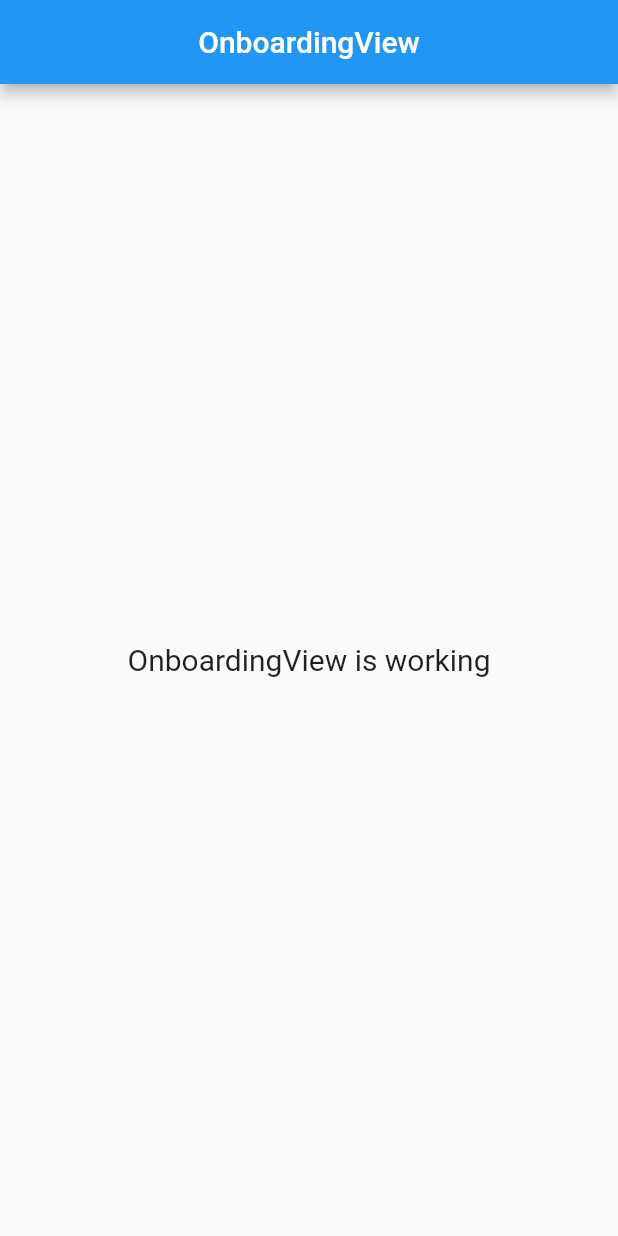
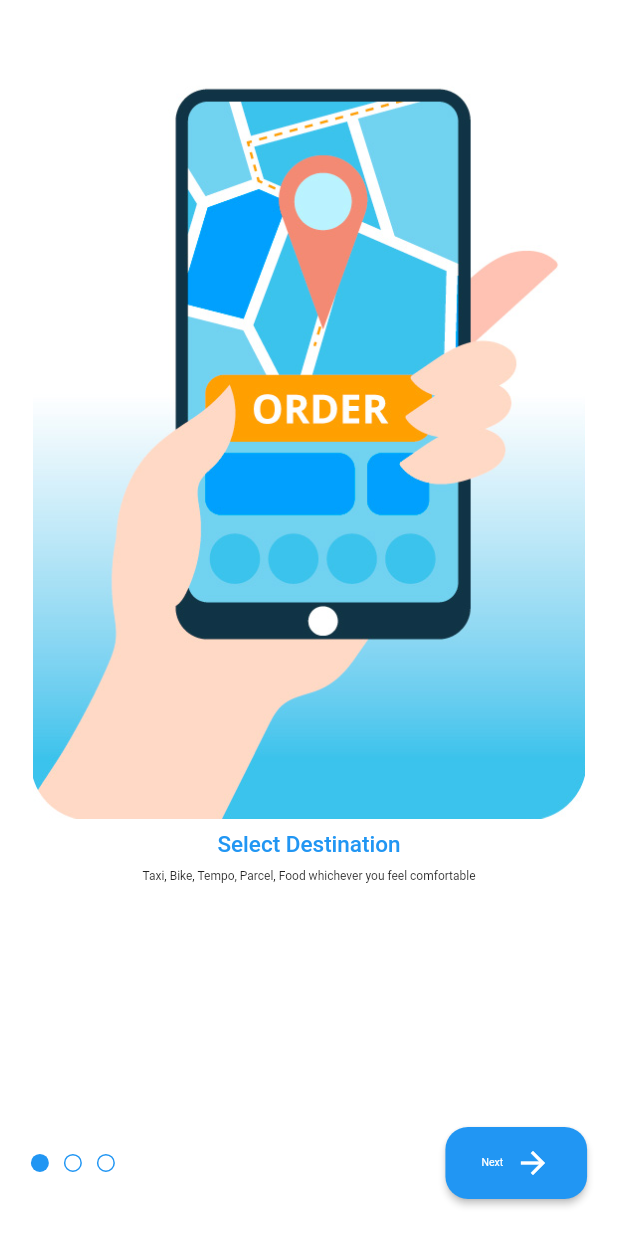
Before and after one commit to rhythmbhandari/fyp, a Flutter app: the screen it shows after launch, on a phone screen of 412 x 824 dp. Run offline on Flutter 3.47's test engine with Material 2 defaults, Android fonts, the light colour scheme and no system bars; our stand-ins replace get, google_maps_flutter, lottie, shared_preferences; project files that could hold a hidden picture were left out.

Commit message:
Onboarding screen UI complete.

```diff
--- a/lib/app/modules/onboarding/controllers/onboarding_controller.dart
+++ b/lib/app/modules/onboarding/controllers/onboarding_controller.dart
@@ -1,12 +1,36 @@
+import 'package:flutter/animation.dart';
 import 'package:get/get.dart';
+import 'package:quicki/app/data/repositories/user_repository.dart';
+import 'package:shared_preferences/shared_preferences.dart';
+
 
 class OnboardingController extends GetxController {
-  //TODO: Implement OnboardingController
 
-  final count = 0.obs;
+  final _currentIndex = 0.obs;
+
+  incrementCurrentIndex() => _currentIndex.value++;
+  onPageChange(int index) => _currentIndex.value = index;
+  SharedPreferences _sharedPreferences;
+  UserRepository _userRepository;
+
+  int get currentIndex => _currentIndex.value;
+
+  callNextPage(pageController) {
+    incrementCurrentIndex();
+    pageController.animateToPage(currentIndex,
+        duration: const Duration(milliseconds: 800), curve: Curves.ease);
+  }
+
   @override
   void onInit() {
     super.onInit();
+    initializeData();
+  }
+
+  initializeData() async{
+    _sharedPreferences = await SharedPreferences.getInstance();
+    _userRepository = UserRepository(prefs: _sharedPreferences);
+    _userRepository.appLaunched();
   }
 
   @override
@@ -16,5 +40,4 @@ class OnboardingController extends GetxController {
 
   @override
   void onClose() {}
-  void increment() => count.value++;
 }
--- /dev/null
+++ b/lib/app/modules/onboarding/views/onboarding_content.dart
@@ -0,0 +1,49 @@
+import 'package:flutter/material.dart';
+import 'package:quicki/app/utils/responsive_size.dart';
+
+class OnBoardingContent extends StatelessWidget {
+  final String heading;
+  final String content;
+  final String imageUrl;
+
+  OnBoardingContent(
+      {Key key, @required this.heading,
+        @required this.content,
+        @required this.imageUrl}): super(key: key);
+
+  @override
+  Widget build(BuildContext context) {
+    return SingleChildScrollView(
+      physics: const NeverScrollableScrollPhysics(),
+      child: Container(
+        padding: const EdgeInsets.all(22),
+        child: Column(
+          mainAxisAlignment: MainAxisAlignment.spaceAround,
+          children: [
+            Image.asset(
+              imageUrl,
+              fit: BoxFit.cover,
+            ),
+            SizedBox(height: getResponsiveFont(16)),
+            Text(
+              heading,
+              textAlign: TextAlign.center,
+              style: Theme.of(context).textTheme.headline6.copyWith(
+                color: Theme.of(context).primaryColor,
+                fontSize: getResponsiveFont(30),
+              ),
+            ),
+            SizedBox(height: getResponsiveFont(16)),
+            Padding(
+              padding: const EdgeInsets.symmetric(horizontal: 16),
+              child: Text(content,
+                  textAlign: TextAlign.center,
+                  style:
+                  Theme.of(context).textTheme.bodyText2.copyWith(fontSize: getResponsiveFont(16))),
+            ),
+          ],
+        ),
+      ),
+    );
+  }
+}
--- a/lib/app/modules/onboarding/views/onboarding_view.dart
+++ b/lib/app/modules/onboarding/views/onboarding_view.dart
@@ -1,23 +1,70 @@
 import 'package:flutter/material.dart';
 
 import 'package:get/get.dart';
+import 'package:quicki/app/routes/app_pages.dart';
+import 'package:quicki/app/widgets/three_dot_indicator.dart';
 
 import '../controllers/onboarding_controller.dart';
+import 'page_content_view.dart';
+import 'proceed_button.dart';
 
 class OnboardingView extends GetView<OnboardingController> {
+
+  OnboardingView({Key key}) : super(key: key);
+
+  final PageController _pageController = PageController();
+
   @override
   Widget build(BuildContext context) {
     return Scaffold(
-      appBar: AppBar(
-        title: Text('OnboardingView'),
-        centerTitle: true,
-      ),
-      body: Center(
-        child: Text(
-          'OnboardingView is working',
-          style: TextStyle(fontSize: 20),
+      backgroundColor: Colors.white,
+      body: SafeArea(
+        child: Column(
+          children: [
+            Expanded(
+              child: PageContentView(
+                pageController: _pageController,
+                onPageChanged: controller.onPageChange,
+              ),
+            ),
+            Padding(
+              padding: EdgeInsets.symmetric(
+                  horizontal: Get.width * 0.05, vertical: Get.height * 0.03),
+              child: Row(
+                mainAxisAlignment: MainAxisAlignment.spaceBetween,
+                crossAxisAlignment: CrossAxisAlignment.center,
+                children: [
+                  Row(
+                    children: <Widget>[
+                      dotsIndicator(0),
+                      const SizedBox(width: 10),
+                      dotsIndicator(1),
+                      const SizedBox(width: 10),
+                      dotsIndicator(2),
+                    ],
+                  ),
+                  ProceedButton(
+                    onPressed: () {
+                      controller.currentIndex < 2
+                          ? controller.callNextPage(_pageController)
+                          : Get.offNamed(Routes.AUTH);
+                    },
+                  ),
+                ],
+              ),
+            ),
+          ],
         ),
       ),
     );
   }
+
+  Obx dotsIndicator(positionIndex) {
+    return Obx(() {
+      return ThreeDotIndicator(
+        positionIndex: positionIndex,
+        currentIndex: controller.currentIndex,
+      );
+    });
+  }
 }
--- /dev/null
+++ b/lib/app/modules/onboarding/views/page_content_view.dart
@@ -0,0 +1,35 @@
+import 'package:flutter/material.dart';
+
+import './onboarding_content.dart';
+
+class PageContentView extends StatelessWidget {
+  final Function onPageChanged;
+  final PageController pageController;
+
+  const PageContentView({Key key, this.onPageChanged, this.pageController}): super(key: key);
+
+  @override
+  Widget build(BuildContext context) {
+    return PageView(
+      onPageChanged: onPageChanged,
+      controller: pageController,
+      children: <Widget>[
+        OnBoardingContent(
+          heading: 'Select Destination',
+          content: 'Taxi, Bike, Tempo, Parcel, Food whichever you feel comfortable',
+          imageUrl: 'assets/images/onboard2.png',
+        ),
+        OnBoardingContent(
+          heading: 'Fast Response',
+          content: 'How far is my rider? Estimated rider time and distance are displayed.',
+          imageUrl: 'assets/images/onboard3.png',
+        ),
+        OnBoardingContent(
+          heading: 'Enjoy The Ride',
+          content: '“Life is for service.” – Fred Rogers',
+          imageUrl: 'assets/images/onboard1.png',
+        ),
+      ],
+    );
+  }
+}
--- /dev/null
+++ b/lib/app/modules/onboarding/views/proceed_button.dart
@@ -0,0 +1,37 @@
+import 'package:flutter/material.dart';
+import 'package:get/get.dart';
+import 'package:quicki/app/utils/responsive_size.dart';
+
+class ProceedButton extends StatelessWidget {
+
+  final Function onPressed;
+
+  ProceedButton({@required this.onPressed});
+
+  @override
+  Widget build(BuildContext context) {
+    return ElevatedButton.icon(
+      style: ButtonStyle(
+        shape: MaterialStateProperty.all<OutlinedBorder>(
+          RoundedRectangleBorder(
+            borderRadius: BorderRadius.circular(15),
+          ),
+        ),
+        padding: MaterialStateProperty.all<EdgeInsetsGeometry>(
+          const EdgeInsets.symmetric(horizontal: 24, vertical: 12),
+        ),
+        backgroundColor: MaterialStateProperty.all<Color>(Get.theme.primaryColor),
+        elevation: MaterialStateProperty.all<double>(2),
+      ),
+      onPressed: onPressed,
+
+      icon: Text('Next',
+        style: Get.textTheme.headline5.copyWith(fontSize: getResponsiveFont(14), color: Colors.white),
+      ),
+      label: const Icon(
+        Icons.arrow_forward,
+        color: Colors.white,
+      ),
+    );
+  }
+}
--- /dev/null
+++ b/lib/app/utils/responsive_size.dart
@@ -0,0 +1,23 @@
+import 'package:get/get.dart';
+
+double getResponsiveFont(int fontSize) {
+  double widthInDp = Get.width;
+  double physicalPixelWidth = Get.width * Get.pixelRatio;
+  double dpi = ((physicalPixelWidth / widthInDp) * 160) - 5;
+
+  if (dpi <= 120) {
+    return 0.25 * fontSize;
+  } else if (dpi <= 160) {
+    return (1 / 3) * fontSize;
+  } else if (dpi <= 240) {
+    return 0.5 * fontSize;
+  } else if (dpi <= 320) {
+    return 0.75 * fontSize;
+  } else if (dpi <= 480) {
+    return 1.0 * fontSize;
+  } else if (dpi <= 600) {
+    return (4 / 3) * fontSize;
+  } else {
+    return 1.5 * fontSize;
+  }
+}
--- /dev/null
+++ b/lib/app/widgets/three_dot_indicator.dart
@@ -0,0 +1,21 @@
+import 'package:flutter/material.dart';
+import 'package:get/get.dart';
+
+class ThreeDotIndicator extends StatelessWidget {
+  final int positionIndex, currentIndex;
+
+  const ThreeDotIndicator({ Key key, this.currentIndex, this.positionIndex}): super(key: key);
+
+  @override
+  Widget build(BuildContext context) {
+    return Container(
+      height: 12,
+      width: 12,
+      decoration: BoxDecoration(
+        border: Border.all(color: positionIndex == currentIndex ? Colors.transparent : Get.theme.accentColor),
+        color: positionIndex == currentIndex ? Get.theme.accentColor : Colors.transparent,
+        borderRadius: BorderRadius.circular(100),
+      ),
+    );
+  }
+}
--- a/pubspec.yaml
+++ b/pubspec.yaml
@@ -25,6 +25,7 @@ flutter:
   assets:
     - assets/
     - assets/icons/
+    - assets/images/
     - assets/animations/car_animation1.json
     - assets/animations/splash.json
     - assets/animations/login.json
```
Also changed, not shown: assets/images/onboard1.png (added), assets/images/onboard2.png (added), assets/images/onboard3.png (added).
